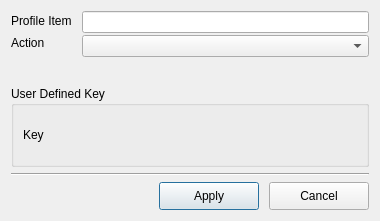
Old version of the form T3kCfgFE/QEditActionKey1Dialog.ui in the repository habilience/habilience-t3ksensor-tools.
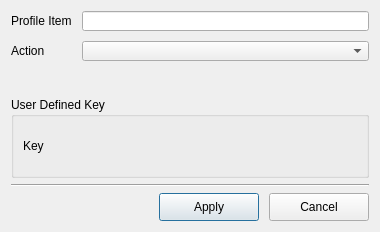
New version of the form. Custom widgets are drawn as their Qt base class.

```diff
--- a/T3kCfgFE/QEditActionKey1Dialog.ui
+++ b/T3kCfgFE/QEditActionKey1Dialog.ui
@@ -21,9 +21,6 @@
      </property>
      <item>
       <layout class="QVBoxLayout" name="layoutLabelBox">
-       <property name="spacing">
-        <number>2</number>
-       </property>
        <item>
         <widget class="QLabel" name="lblProfileItem">
          <property name="sizePolicy">
@@ -82,9 +79,6 @@
      </item>
      <item>
       <layout class="QVBoxLayout" name="layoutEditBox">
-       <property name="spacing">
-        <number>2</number>
-       </property>
        <item>
         <widget class="QLineEdit" name="lineEdtProfileItem">
          <property name="sizePolicy">
```
